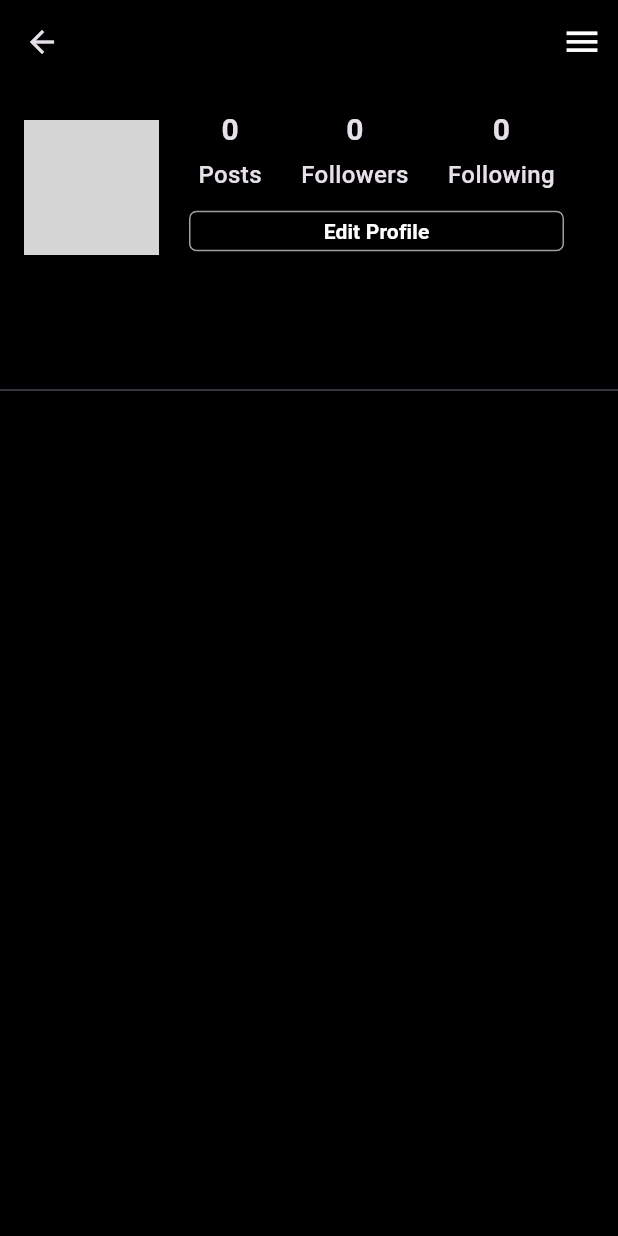
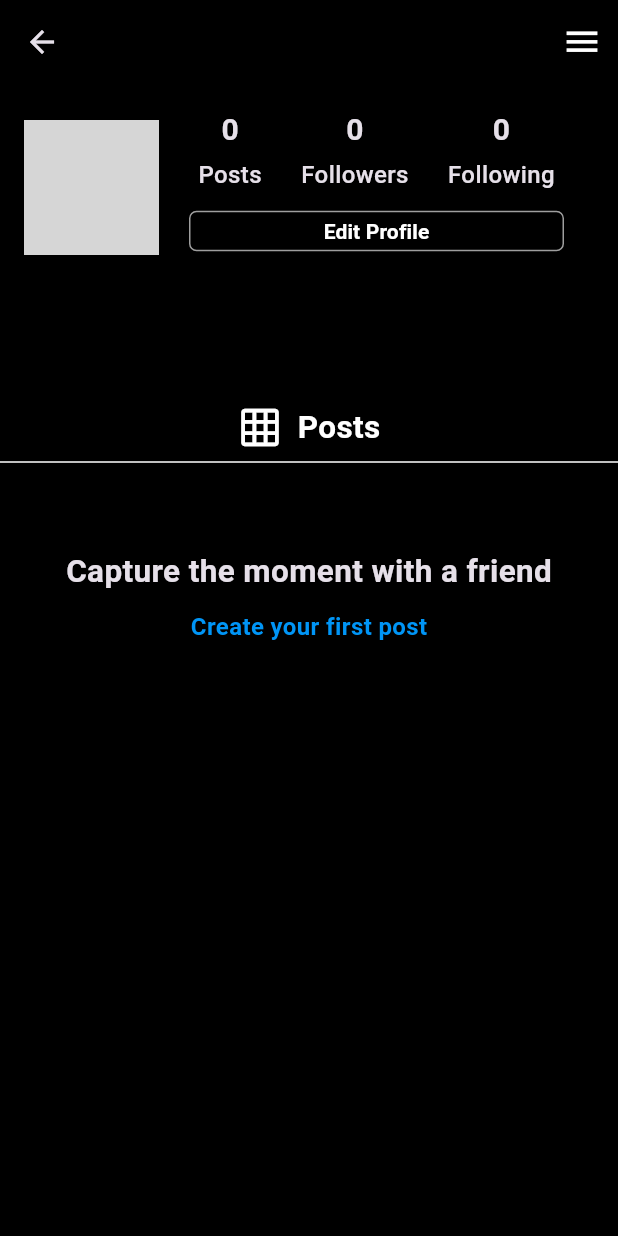
Before and after one commit to shaikhikram04/Instagram-Clone, a Flutter app: the ProfileScreen screen opened directly, on a phone screen of 412 x 824 dp. Run offline on Flutter 3.47's test engine with Material 3 defaults, Android fonts, the phone set to English and light mode, and no system bars; our stand-ins replace cloud_firestore, firebase_auth, firebase_core, firebase_storage, flutter_svg, font_awesome_flutter and 1 more; accounts and stored records are empty; network calls fail; grey boxes are pictures that could not be loaded.

Commit message:
update some UI of profile screen

```diff
--- a/lib/screens/profile_screen.dart
+++ b/lib/screens/profile_screen.dart
@@ -167,10 +167,11 @@ class _ProfileScreenState extends State<ProfileScreen> {
                       ),
                       Container(
                         alignment: Alignment.centerLeft,
-                        padding: const EdgeInsets.only(top: 15, left: 10),
+                        padding: const EdgeInsets.only(top: 12, left: 10),
                         child: Text(
                           userData['username'],
-                          style: const TextStyle(fontWeight: FontWeight.bold),
+                          style: const TextStyle(
+                              fontWeight: FontWeight.bold, fontSize: 19),
                         ),
                       ),
                       Container(
@@ -183,7 +184,32 @@ class _ProfileScreenState extends State<ProfileScreen> {
                     ],
                   ),
                 ),
-                const Divider(),
+                Container(
+                  margin: const EdgeInsets.only(top: 15, bottom: 5),
+                  height: 25,
+                  width: double.infinity,
+                  child: const Row(
+                    mainAxisAlignment: MainAxisAlignment.center,
+                    children: [
+                      Icon(
+                        Icons.grid_on,
+                        size: 30,
+                      ),
+                      SizedBox(width: 10),
+                      Text(
+                        'Posts',
+                        style: TextStyle(
+                          color: primaryColor,
+                          fontSize: 21,
+                          fontWeight: FontWeight.w600,
+                        ),
+                      ),
+                    ],
+                  ),
+                ),
+                const Divider(
+                  color: primaryColor,
+                ),
                 FutureBuilder(
                   future: FirebaseFirestore.instance
                       .collection('posts')
@@ -193,6 +219,30 @@ class _ProfileScreenState extends State<ProfileScreen> {
                     if (snapshot.connectionState == ConnectionState.waiting) {
                       return const Center(
                         child: CircularProgressIndicator(),
+                      );
+                    }
+
+                    if (snapshot.data!.size == 0) {
+                      return Container(
+                        padding: const EdgeInsets.only(top: 50),
+                        child: const Column(
+                          mainAxisAlignment: MainAxisAlignment.center,
+                          children: [
+                            Text(
+                              'Capture the moment with a friend',
+                              style: TextStyle(
+                                  fontWeight: FontWeight.bold, fontSize: 21),
+                            ),
+                            SizedBox(height: 10),
+                            Text(
+                              'Create your first post',
+                              style: TextStyle(
+                                  color: blueColor,
+                                  fontSize: 16,
+                                  fontWeight: FontWeight.w600),
+                            )
+                          ],
+                        ),
                       );
                     }
 
```
